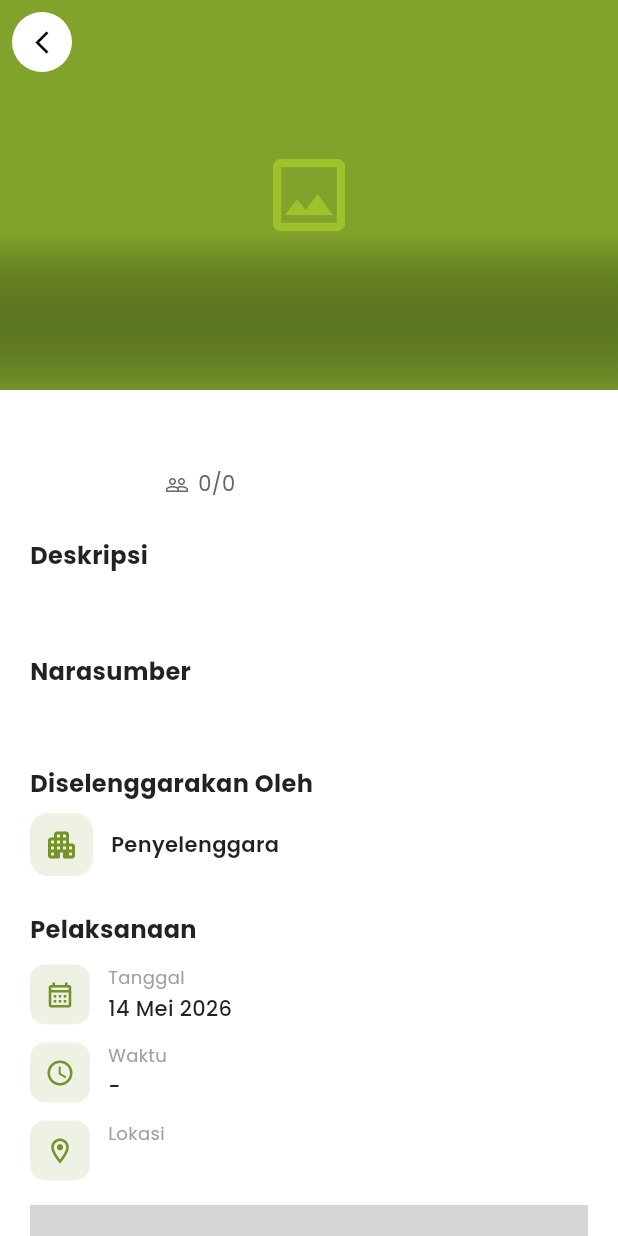
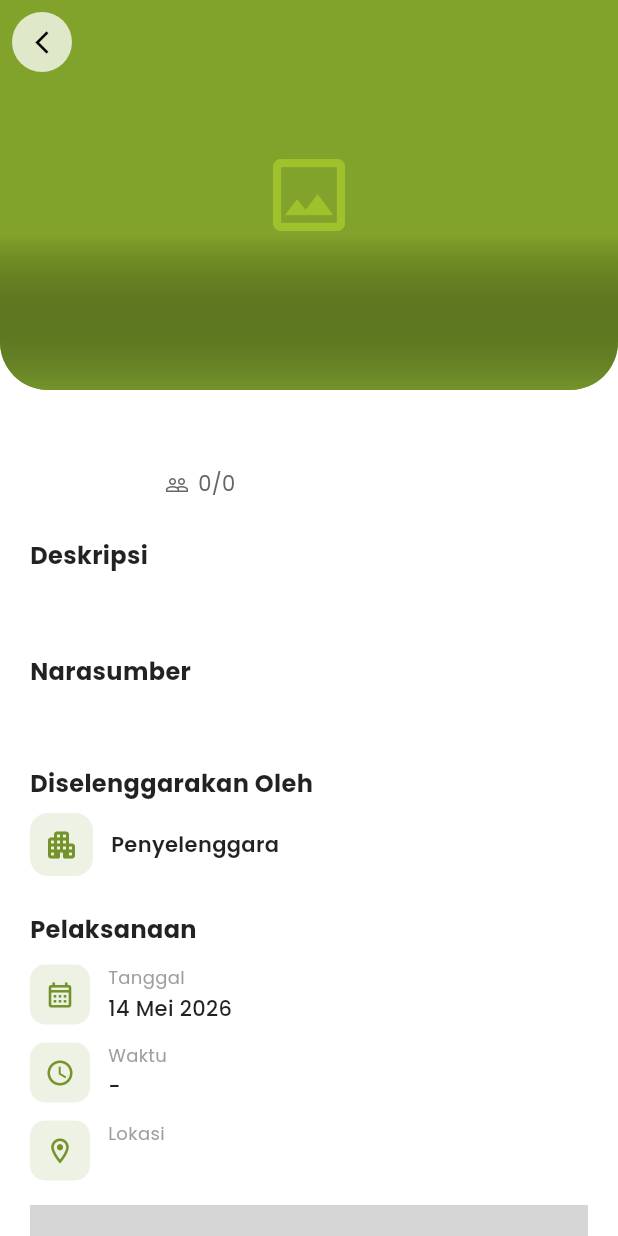
Before and after one commit to jsofiah/ReWorth, a Flutter app: the EventDetailPage screen opened directly with empty values, on a phone screen of 412 x 824 dp. Run offline on Flutter 3.47's test engine with Material 3 defaults, Android fonts, the phone set to English and light mode, and no system bars; our stand-ins replace camera, curved_navigation_bar, flutter_image_compress, geocoding, geolocator, google_fonts and 2 more; accounts and stored records are empty; network calls fail; grey boxes are pictures that could not be loaded.

Commit message:
perbarui tampilan detail event

```diff
--- a/reworth_mobile/lib/pages/event_detail_page.dart
+++ b/reworth_mobile/lib/pages/event_detail_page.dart
@@ -140,26 +140,43 @@ class _EventDetailPageState extends State<EventDetailPage> {
                 pinned: true,
                 backgroundColor: AppColors.secondary,
                 systemOverlayStyle: SystemUiOverlayStyle.light,
+                shape: const RoundedRectangleBorder(
+                  borderRadius: BorderRadius.vertical(
+                    bottom: Radius.circular(32),
+                  ),
+                ),
+
                 leading: Padding(
                   padding: const EdgeInsets.all(8),
                   child: CircleAvatar(
-                    backgroundColor: Colors.white,
+                    backgroundColor: Colors.white.withOpacity(0.75),
                     child: IconButton(
-                      icon: const Icon(Icons.arrow_back_ios_new,
-                          color: Colors.black, size: 18),
+                      icon: const Icon(
+                        Icons.arrow_back_ios_new,
+                        color: Colors.black,
+                        size: 18,
+                      ),
                       onPressed: () => Navigator.pop(context),
                     ),
                   ),
                 ),
-                flexibleSpace: FlexibleSpaceBar(
+
+                flexibleSpace: ClipRRect(
+                  borderRadius: const BorderRadius.only(
+                    bottomLeft: Radius.circular(32),
+                    bottomRight: Radius.circular(32),
+                  ),
+                  child: FlexibleSpaceBar(
                     background: Stack(
                       fit: StackFit.expand,
                       children: [
-                      if (event.fotoEvent != null && event.fotoEvent!.isNotEmpty)
+                        if (event.fotoEvent != null &&
+                            event.fotoEvent!.isNotEmpty)
                           Image.network(
                             fotoUrl,
                             fit: BoxFit.cover,
-                          errorBuilder: (_, __, ___) => _placeholderImage(),
+                            errorBuilder: (_, __, ___) =>
+                                _placeholderImage(),
                           )
                         else
                           _placeholderImage(),
@@ -179,6 +196,7 @@ class _EventDetailPageState extends State<EventDetailPage> {
                           ),
                         ),
                       ],
+                    ),
                   ),
                 ),
               ),
```
Lines whose indentation alone changed are shown as unchanged.
